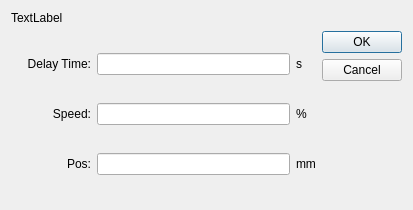
This is hcinstruction/icautorunrevise.ui in GaussCheng/2-5AxisPunch as Qt 5 draws it before an edit. The edited form follows.
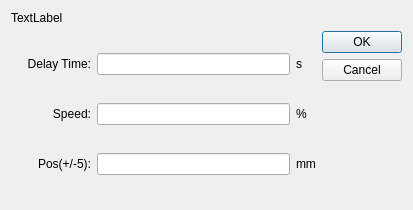
This is the edited form. Custom widgets are drawn as their Qt base class.

What changed in the file:
```diff
--- a/hcinstruction/icautorunrevise.ui
+++ b/hcinstruction/icautorunrevise.ui
@@ -72,7 +72,7 @@
           </size>
          </property>
          <property name="text">
-          <string>Pos:</string>
+          <string>Pos(+/-5):</string>
          </property>
          <property name="alignment">
           <set>Qt::AlignRight|Qt::AlignTrailing|Qt::AlignVCenter</set>
```
